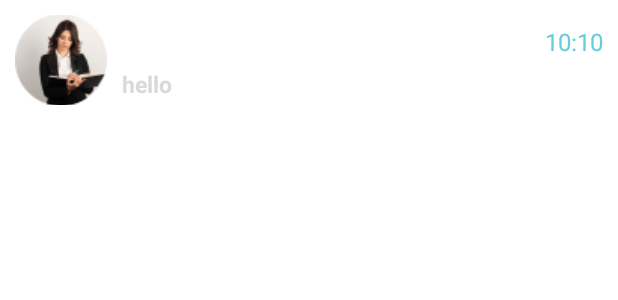
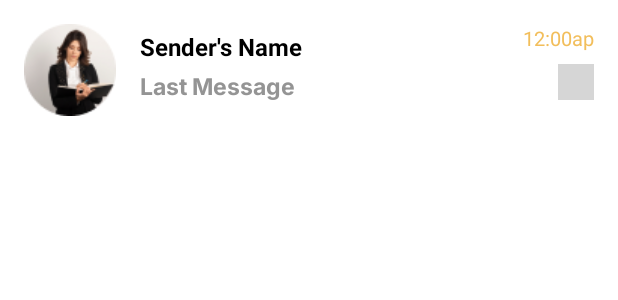
Before and after one commit to emanmohamed25/METCHATAPP, an Android app: the layout chat_item.xml on its own in the app's theme, with its tools: preview values and no code run, on a phone screen of 412 x 824 dp. Shown: the top 300 px of the screen. Run offline under Robolectric (Android 15) with nearby library versions, the phone set to English and light mode, and no system bars; grey boxes are pictures that could not be loaded.

Commit message:
the last new design untill home chat student

```diff
--- a/app/build.gradle
+++ b/app/build.gradle
@@ -53,6 +53,7 @@ dependencies {
     androidTestImplementation 'androidx.test.espresso:espresso-core:3.5.1'
     implementation 'com.google.android.material:material:1.2.0'
     implementation 'com.github.bumptech.glide:glide:4.12.0'
+
     annotationProcessor 'com.github.bumptech.glide:compiler:4.12.0'
 
 
--- a/app/src/main/java/com/example/chatapp/ChatAdapter.kt
+++ b/app/src/main/java/com/example/chatapp/ChatAdapter.kt
@@ -25,12 +25,14 @@ holder.binditem(chatItems[position], listener )
     class ViewHolder(view: View) : RecyclerView.ViewHolder(view) {
         val name=view.findViewById<TextView>(R.id.UserName)
         val status =view.findViewById<TextView>(R.id.textmess)
-        val image =view.findViewById<ImageView>(R.id.ProfilePhoto)
+        val image =view.findViewById<ImageView>(R.id.senderePhoto)
         val time = view.findViewById<TextView>(R.id.timesend)
+        val unreadmess=view.findViewById<TextView>(R.id.numunreadmess)
         fun binditem(items: ChatItem, listener:(ChatItem)->Unit ){
             name.text=items.name
             status.text=items.status
             time.text=items.time
+            unreadmess.text=items.unreadmess
             Glide.with(itemView.context).load(items.image).into(image)
             itemView.setOnClickListener{
                 listener(items)
--- a/app/src/main/java/com/example/chatapp/ChatItem.kt
+++ b/app/src/main/java/com/example/chatapp/ChatItem.kt
@@ -1,3 +1,3 @@
 package com.example.chatapp
 
-data class ChatItem(val name :String?, val status:String?, val image:Int?, val time:String? )
+data class ChatItem(val name :String?, val status:String?, val image:Int?, val time:String?,val unreadmess:String? )
--- a/app/src/main/java/com/example/chatapp/HomeChatScreen.kt
+++ b/app/src/main/java/com/example/chatapp/HomeChatScreen.kt
@@ -26,9 +26,10 @@ class HomeChatScreen : AppCompatActivity() {
         val name =resources.getStringArray(R.array.name)
         val status =resources.getStringArray(R.array.status)
         val time =resources.getStringArray(R.array.time)
+        val unread=resources.getStringArray(R.array.unreadmess)
         chatItems.clear()
         for (i in name.indices ){
-            chatItems.add(ChatItem(name[i],status[i],image.getResourceId(i,0),time[i]))
+            chatItems.add(ChatItem(name[i],status[i],image.getResourceId(i,0),time[i], unread[i]))
 
         }
 
--- a/app/src/main/res/layout/chat_item.xml
+++ b/app/src/main/res/layout/chat_item.xml
@@ -1,85 +1,82 @@
 <?xml version="1.0" encoding="utf-8"?>
-
 <LinearLayout xmlns:android="http://schemas.android.com/apk/res/android"
     android:layout_width="match_parent"
-    android:layout_height="70dp"
-    android:gravity="center_vertical"
-    android:orientation="vertical"
-    android:layout_marginTop="5dp">
+    android:layout_height="wrap_content"
+    android:orientation="horizontal"
+    android:padding="16dp"
+    android:background="@color/white">
+
+    <ImageView
+        android:id="@+id/senderePhoto"
+        android:layout_width="61dp"
+        android:layout_height="61dp"
+        android:layout_gravity="center_vertical"
+        android:src="@drawable/userphoto1" />
 
     <LinearLayout
+        android:layout_marginTop="4dp"
+        android:layout_width="0dp"
+        android:layout_height="wrap_content"
+        android:layout_weight="1"
+        android:layout_marginStart="16dp"
+        android:orientation="vertical">
 
-        android:layout_width="match_parent"
-        android:layout_height="60dp"
-        android:layout_marginLeft="10dp"
-        android:layout_marginRight="10dp"
-        android:gravity="center_vertical"
-        android:orientation="horizontal">
+        <TextView
+            android:textColor="@color/black"
+            android:width="66px"
+            android:id="@+id/UserName"
+            android:layout_width="match_parent"
+            android:layout_height="wrap_content"
+            android:text="Sender's Name"
+            android:textSize="16sp"
+            android:textStyle="bold" />
 
-        <ImageView
-            android:id="@+id/ProfilePhoto"
-            android:layout_width="61dp"
-            android:layout_height="61dp"
-            android:src="@drawable/userphoto1"></ImageView>
+        <TextView
+            android:fontFamily="@font/inter_bold"
+            android:textColor="#949494"
+            android:layout_marginTop="4dp"
+            android:id="@+id/textmess"
+            android:layout_width="match_parent"
+            android:layout_height="wrap_content"
+            android:text="Last Message"
+            android:textSize="15dp" />
 
-        <LinearLayout
-            android:layout_width="match_parent"
-            android:layout_height="match_parent"
-            android:layout_marginLeft="10dp"
-            android:gravity="center_vertical"
-            android:orientation="vertical">
+    </LinearLayout>
 
-            <LinearLayout
-                android:layout_width="match_parent"
-                android:layout_height="wrap_content"
-                android:orientation="horizontal">
+    <LinearLayout
+        android:layout_width="wrap_content"
+        android:layout_height="wrap_content"
+        android:orientation="vertical"
+        android:gravity="end">
 
-                <TextView
-                    android:id="@+id/UserName"
-                    android:layout_width="0dp"
-                    android:layout_height="wrap_content"
-                    android:layout_weight="1"
-                    android:lineHeight="19.36px"
-                    android:text="mesteka"
-                    android:textColor="@color/namecolor"
-                    android:textFontWeight="500"
-                    android:textSize="20dp"
-                    android:textStyle="bold"
+        <TextView
 
-                    ></TextView>
 
-                <TextView
-                    android:id="@+id/timesend"
-                    android:layout_width="wrap_content"
-                    android:layout_height="wrap_content"
-                    android:layout_marginLeft="5dp"
-                    android:lineHeight="19.36px"
-                    android:text="10:10"
-                    android:textColor="@color/bluegreen"
-                    android:textFontWeight="500"
-                    android:textSize="16dp"
-                    android:textStyle="bold"
+            android:id="@+id/timesend"
+            android:layout_width="wrap_content"
+            android:layout_height="wrap_content"
+            android:text="12:00ap"
+            android:textSize="13dp"
+            android:textColor="@color/gold" />
 
-                    ></TextView>
-
-            </LinearLayout>
+        <FrameLayout
+            android:layout_width="24dp"
+            android:layout_height="24dp"
+            android:layout_marginTop="8dp"
+            android:background="@drawable/roundunreadmessages"
+            android:visibility="visible">
 
             <TextView
-                android:id="@+id/textmess"
+                android:id="@+id/numunreadmess"
                 android:layout_width="wrap_content"
                 android:layout_height="wrap_content"
-                android:layout_marginTop="5dp"
-                android:text="hello "
-                android:textSize="15dp"
-                android:lineHeight="15.15px"
-                android:textColor="@color/messcolor"
-                android:textStyle="bold"></TextView>
+                android:layout_gravity="center"
+                android:text="0"
+                android:textColor="@color/white"
+                android:textSize="15sp" />
 
-        </LinearLayout>
+        </FrameLayout>
+
     </LinearLayout>
 
-    <View
-        android:layout_width="wrap_content"
-        android:layout_height="0.1sp"
-        android:layout_marginLeft="60dp"></View>
 </LinearLayout>
--- a/app/src/main/res/values/strings.xml
+++ b/app/src/main/res/values/strings.xml
@@ -16,5 +16,10 @@
         <item>10:30am</item>
         <item>6:13pm</item>
     </string-array>
+    <string-array name="unreadmess">
+        <item>1</item>
+        <item>1</item>
+    </string-array>
+
 
 </resources>
```
Also changed, not shown: app/src/main/java/com/example/chatapp/Login_Screen.kt (+7 -0 lines), app/src/main/java/com/example/chatapp/splash.kt (+15 -2 lines), app/src/main/res/layout/activity_home_chat_screen.xml (+54 -33 lines).
